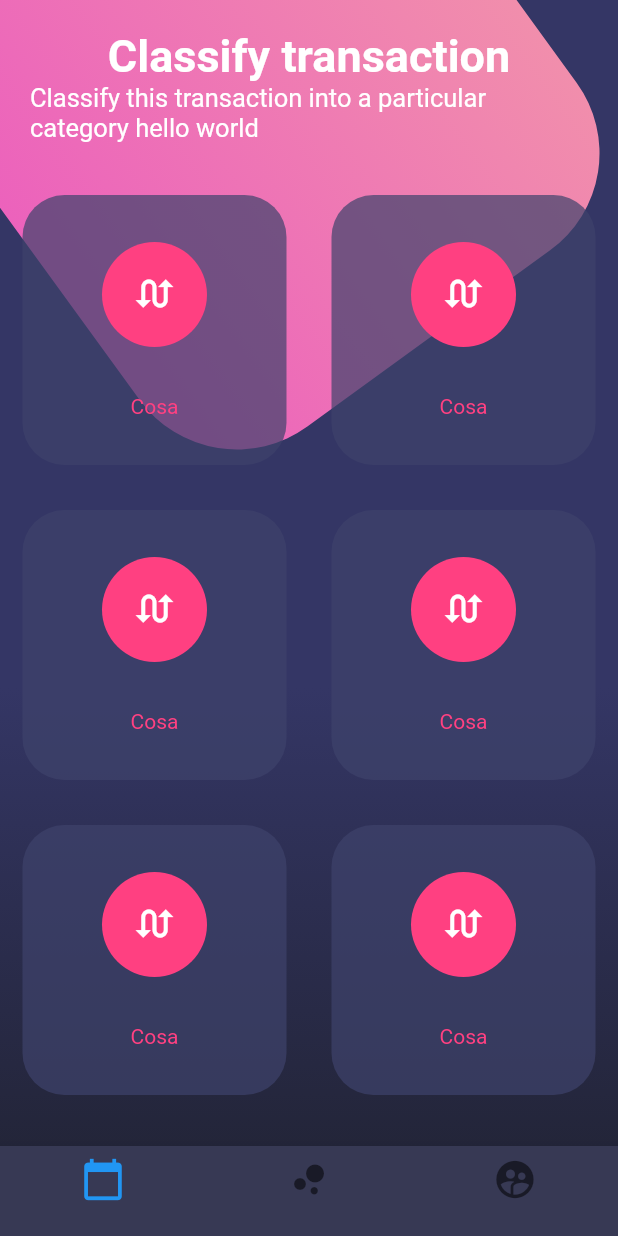
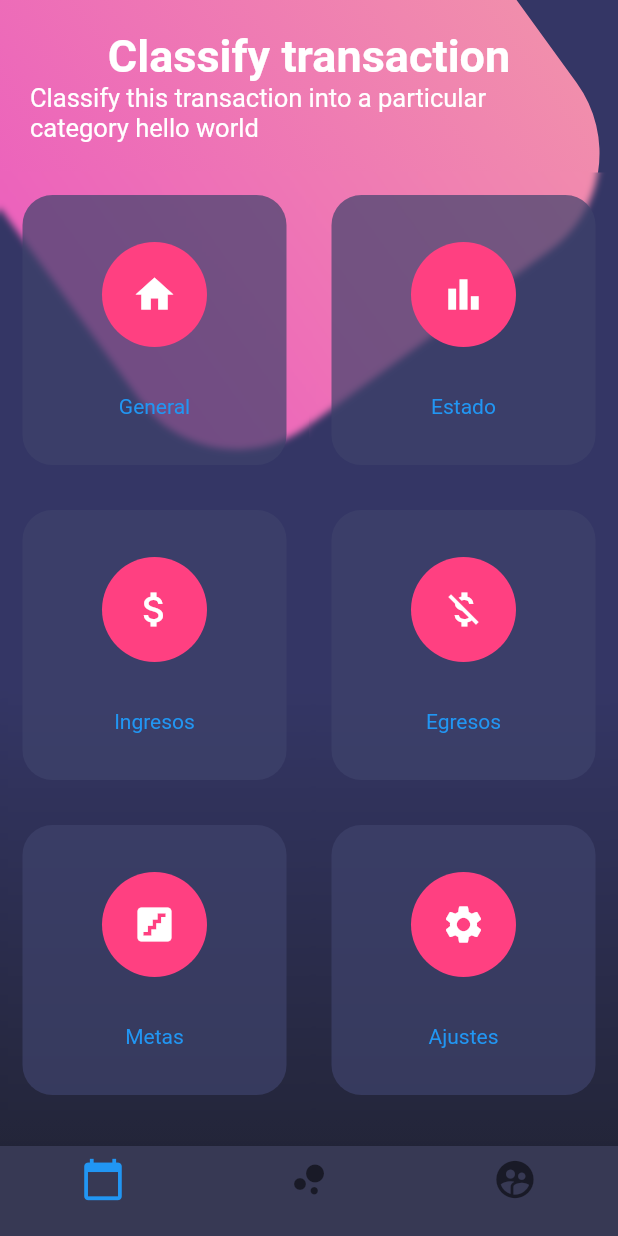
Before and after one commit to QuantumInformatik/disenos-app, a Flutter app: the screen it shows after launch, on a phone screen of 412 x 824 dp. Run offline on Flutter 3.47's test engine with Material 2 defaults, Android fonts, the phone set to English and light mode, and no system bars.

```diff
--- a/lib/main.dart
+++ b/lib/main.dart
@@ -11,7 +11,7 @@ class MyApp extends StatelessWidget {
   Widget build(BuildContext context) {
 
     SystemChrome.setSystemUIOverlayStyle(
-      SystemUiOverlayStyle.light
+        SystemUiOverlayStyle.light
     );
 
     return MaterialApp(
--- a/lib/src/screens/BotonesScreen.dart
+++ b/lib/src/screens/BotonesScreen.dart
@@ -1,4 +1,5 @@
 import 'dart:math';
+import 'dart:ui';
 
 import 'package:flutter/cupertino.dart';
 import 'package:flutter/material.dart';
@@ -24,13 +25,19 @@ class BotonesScreen extends StatelessWidget {
     );
   }
 
-  Widget _crearBotonRedondeado(){
-    return Container(
+  Widget _crearBotonRedondeado(Color color, IconData icono, String texto){
+    return ClipRRect(
+      child: BackdropFilter(
+        filter: ImageFilter.blur(
+            sigmaX: 2.5,
+            sigmaY: 2.5
+        ),
+        child: Container(
           height: 180.0,
           margin: EdgeInsets.all(15.0),
           decoration: BoxDecoration(
               color: Color.fromRGBO(62, 66, 107, 0.7),
-        borderRadius: BorderRadius.circular(28.0)
+              borderRadius: BorderRadius.circular(20.0)
           ),
           child: Column(
             mainAxisAlignment: MainAxisAlignment.spaceEvenly,
@@ -38,10 +45,12 @@ class BotonesScreen extends StatelessWidget {
               CircleAvatar(
                 backgroundColor: Colors.pinkAccent,
                 radius: 35.0,
-            child: Icon(Icons.swap_calls, color: Colors.white, size: 30.0 ,),
+                child: Icon(icono, color: Colors.white, size: 30.0 ,),
               ),
-          Text('Cosa', style: TextStyle(color: Colors.pinkAccent),)
+              Text(texto, style: TextStyle(color: color),)
             ],
+          ),
+        ),
       ),
     );
   }
@@ -55,23 +64,22 @@ class BotonesScreen extends StatelessWidget {
       children: [
         TableRow(
             children: [
-           _crearBotonRedondeado(),
-            _crearBotonRedondeado()
+              _crearBotonRedondeado(Colors.blue, Icons.home, 'General'),
+              _crearBotonRedondeado(Colors.blue, Icons.bar_chart, 'Estado')
             ]
         ),
         TableRow(
             children: [
-              _crearBotonRedondeado(),
-              _crearBotonRedondeado()
+              _crearBotonRedondeado(Colors.blue, Icons.attach_money, 'Ingresos'),
+              _crearBotonRedondeado(Colors.blue, Icons.money_off, 'Egresos')
             ]
         ),
         TableRow(
             children: [
-              _crearBotonRedondeado(),
-              _crearBotonRedondeado()
+              _crearBotonRedondeado(Colors.blue, Icons.stairs, 'Metas'),
+              _crearBotonRedondeado(Colors.blue, Icons.settings, 'Ajustes')
             ]
         ),
-
       ],
     );
   }
```
Lines whose indentation alone changed are shown as unchanged.
